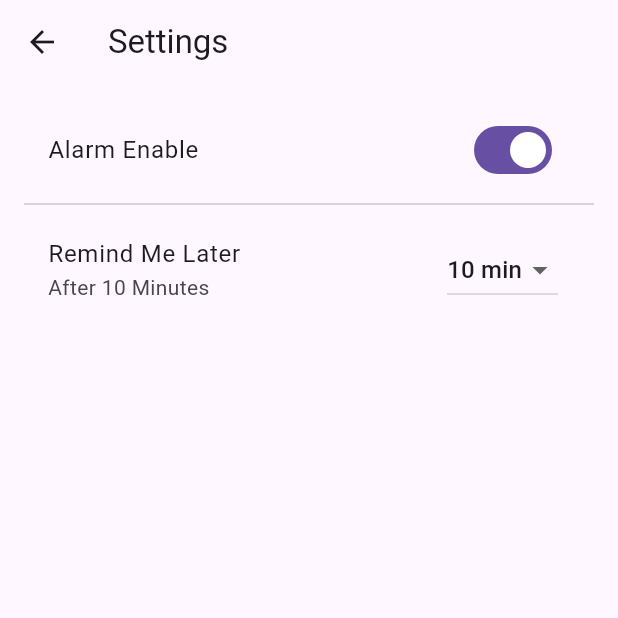
After one commit to Rasel5728/Reminder-Bamboo-, a Flutter app: the SettingsPage screen opened directly, after a tap on "Alarm Enable", on a phone screen of 412 x 824 dp, the top half of it. The commit adds this screen. Run offline on Flutter 3.47's test engine with Material 3 defaults, Android fonts, the phone set to English and light mode, and no system bars; our stand-ins replace flutter_local_notifications, hive, hive_flutter, permission_handler, timezone; accounts and stored records are empty.

Commit message:
Feat(Add setting page ui and imnplement logic,add alarm option and snoozmuites)

```diff
--- a/lib/main.dart
+++ b/lib/main.dart
@@ -1,23 +1,26 @@
+import 'package:bamboo/settings_page.dart';
 import 'package:flutter/material.dart';
 import 'package:hive_flutter/hive_flutter.dart';
 import 'task_model.dart';
 import 'home_page.dart';
 import 'notification_service.dart';
+import 'settings_service.dart';
 
 void main() async {
   WidgetsFlutterBinding.ensureInitialized();
 
-  // ---------- Hive Setup ----------
   await Hive.initFlutter();
   Hive.registerAdapter(TaskAdapter());
   await Hive.openBox<Task>('tasksBox');
+  await SettingsService.init(); // notun line
 
-  // ---------- Notification Setup ----------
   await NotificationService().init();
   await NotificationService().requestPermission();
 
   runApp(const MyApp());
 }
+
+// baki code same thakbe
 
 class MyApp extends StatelessWidget {
   const MyApp({super.key});
--- /dev/null
+++ b/lib/settings_page.dart
@@ -0,0 +1,60 @@
+import 'package:flutter/material.dart';
+import 'settings_service.dart';
+
+class SettingsPage extends StatefulWidget {
+  const SettingsPage({super.key});
+
+  @override
+  State<SettingsPage> createState() => _SettingsPageState();
+}
+
+class _SettingsPageState extends State<SettingsPage> {
+  late bool alarmEnabled;
+  late int snoozeMinutes;
+
+  @override
+  void initState() {
+    super.initState();
+    alarmEnabled = SettingsService.isAlarmEnabled;
+    snoozeMinutes = SettingsService.snoozeMinutes;
+  }
+
+  @override
+  Widget build(BuildContext context) {
+    return Scaffold(
+      appBar: AppBar(title: const Text("Settings")),
+      body: ListView(
+        padding: const EdgeInsets.all(16),
+        children: [
+          SwitchListTile(
+            title: const Text("Alarm Enable"),
+            value: alarmEnabled,
+            onChanged: (value) async {
+              await SettingsService.setAlarmEnabled(value);
+              setState(() => alarmEnabled = value);
+            },
+          ),
+          const Divider(),
+
+          ListTile(
+            title: const Text("Remind Me Later"),
+            subtitle: Text("After $snoozeMinutes Minutes"),
+            trailing: DropdownButton<int>(
+              value: snoozeMinutes,
+              items: const [5, 10, 15, 30, 60]
+                  .map((m) => DropdownMenuItem(value: m, child: Text("$m min")))
+                  .toList(),
+              onChanged: (value) async {
+                if (value == null) return;
+                await SettingsService.setSnoozeMinutes(value);
+                setState(() {
+                  snoozeMinutes = value;
+                });
+              },
+            ),
+          ),
+        ],
+      ),
+    );
+  }
+}
--- /dev/null
+++ b/lib/settings_service.dart
@@ -0,0 +1,26 @@
+import 'package:hive_flutter/adapters.dart';
+
+class SettingsService  {
+  static const String boxName = 'settingsBox';
+  static const String alarmEnableKey = 'alarmEnabled';
+  static const String snoozMinutesKey = 'snoozMinutes';
+
+  static Box get _box => Hive.box(boxName);
+
+  static Future<void> init() async {
+    await Hive.openBox(boxName);
+  }
+
+  static bool get isAlarmEnabled =>
+      _box.get(alarmEnableKey, defaultValue: false);
+
+  static Future<void> setAlarmEnabled(bool value) async {
+    await _box.put(alarmEnableKey, value);
+  }
+
+  static int get snoozeMinutes => _box.get(snoozMinutesKey, defaultValue: 10);
+
+  static Future<void> setSnoozeMinutes(int minutes) async {
+    await _box.put(snoozMinutesKey, minutes);
+  }
+}
```
